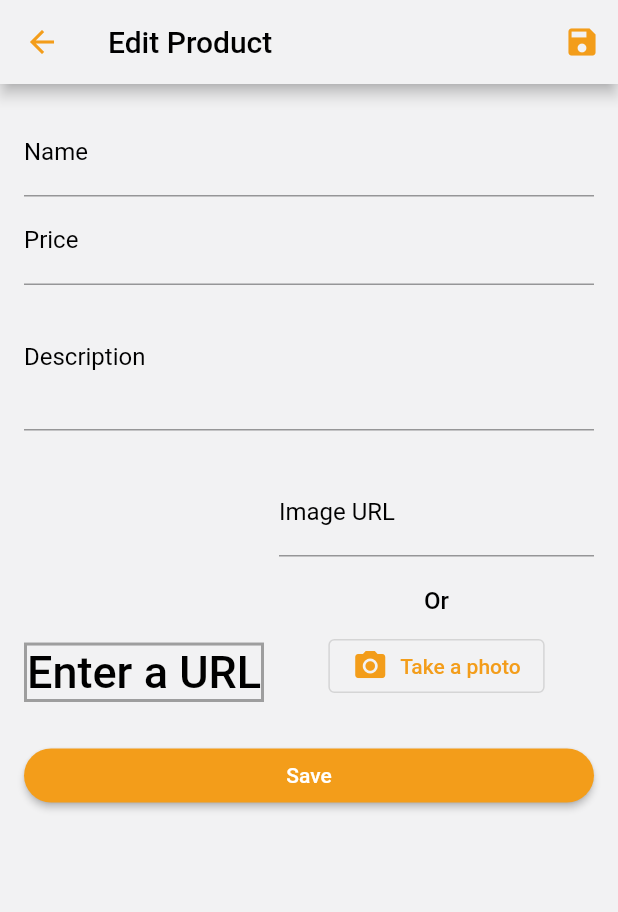
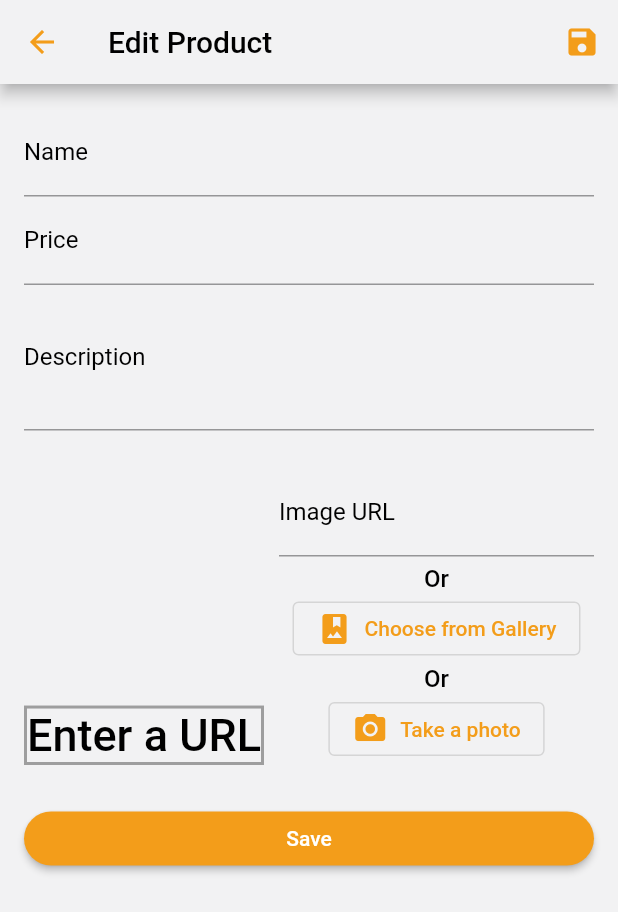
Before and after one commit to bassel27/Store-App, a Flutter app: the EditProductScreen screen opened by its route, after a tap on "Take a photo", on a phone screen of 412 x 824 dp. Shown: the top 912 px of the screen. Run offline on Flutter 3.47's test engine with Material 2 defaults, Android fonts, the light colour scheme and no system bars; our stand-ins replace auto_size_text, badges, freezed_annotation, get, google_fonts, image_picker and 2 more; accounts and stored records are empty.

Commit message:
add choose from gallery button

```diff
--- a/lib/screens/edit_product_screen.dart
+++ b/lib/screens/edit_product_screen.dart
@@ -1,3 +1,5 @@
+import 'dart:io';
+
 import 'package:flutter/material.dart';
 import 'package:image_picker/image_picker.dart';
 import 'package:provider/provider.dart';
@@ -107,13 +109,10 @@ class _EditProductScreenState extends State<EditProductScreen>
                         ),
                       ),
                       const SizedBox(
-                        height: 20,
+                        height: 5,
                       ),
                       const Text("Or"),
-                      const SizedBox(
-                        height: 10,
-                      ),
-                      _TakePhotoButton(accentColor: accentColor),
+                      TwoPhotoButtonsColumn(accentColor: accentColor),
                     ],
                   ),
                 ],
@@ -203,21 +202,50 @@ class _EditProductScreenState extends State<EditProductScreen>
   }
 }
 
-class _TakePhotoButton extends StatelessWidget {
-  const _TakePhotoButton({
+class TwoPhotoButtonsColumn extends StatelessWidget {
+  const TwoPhotoButtonsColumn({
     Key? key,
     required this.accentColor,
   }) : super(key: key);
 
   final Color accentColor;
   Future<void> _takePicture() async {
-    final imageFile = await ImagePicker() // TODO: config for ios check doccumentaoin
+    final imageFile =
+        await ImagePicker() // TODO: config for ios check doccumentaoin
             .pickImage(source: ImageSource.camera, maxWidth: 600); // resolution
+    if (imageFile != null) {
+      File(imageFile.path);
+    }
+  }
+
+  Future<void> _chooseFromGallery() async {
+    final imageFile =
+        await ImagePicker() // TODO: config for ios check doccumentaoin
+            .pickImage(
+                source: ImageSource.gallery, maxWidth: 600); // resolution
   }
 
   @override
   Widget build(BuildContext context) {
-    return OutlinedButton.icon(
+    return Column(
+      children: [
+        OutlinedButton.icon(
+          style: OutlinedButton.styleFrom(),
+          icon: Icon(
+            Icons.photo_album,
+            color: accentColor,
+          ),
+          onPressed: _chooseFromGallery,
+          label: Text(
+            "Choose from Gallery",
+            style: TextStyle(color: accentColor),
+          ),
+        ),
+        const SizedBox(
+          width: 10,
+        ),
+        const Text("Or"),
+        OutlinedButton.icon(
           style: OutlinedButton.styleFrom(),
           icon: Icon(
             Icons.camera_alt,
@@ -228,6 +256,8 @@ class _TakePhotoButton extends StatelessWidget {
             "Take a photo",
             style: TextStyle(color: accentColor),
           ),
+        ),
+      ],
     );
   }
 }
```
Lines whose indentation alone changed are shown as unchanged.
